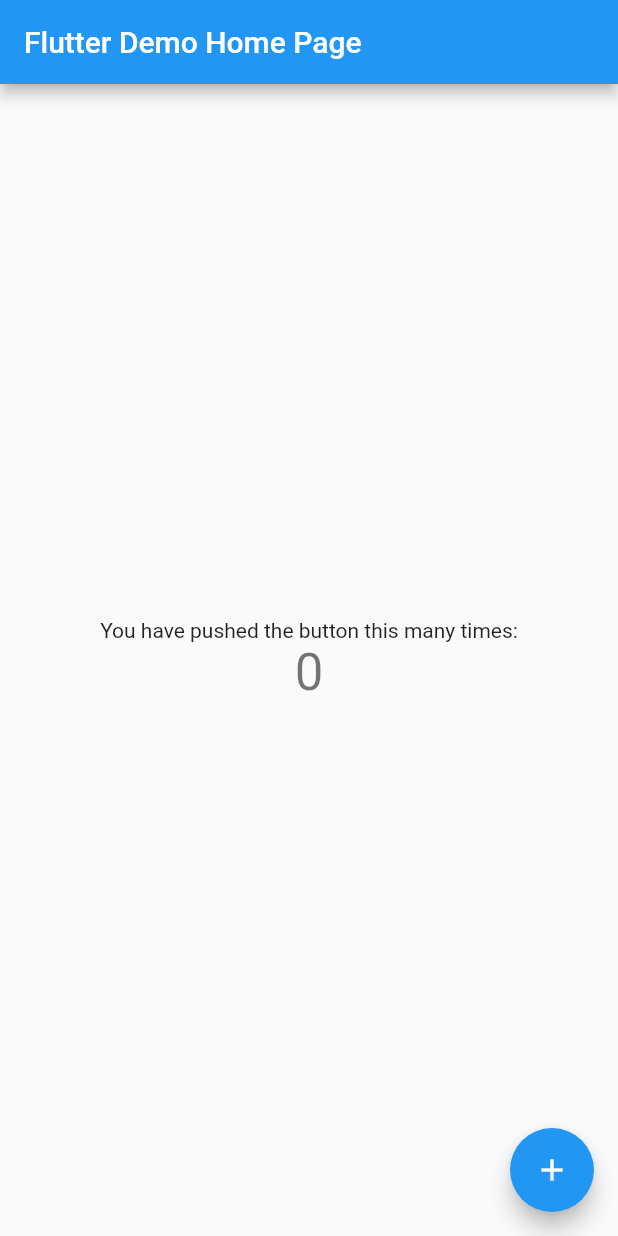
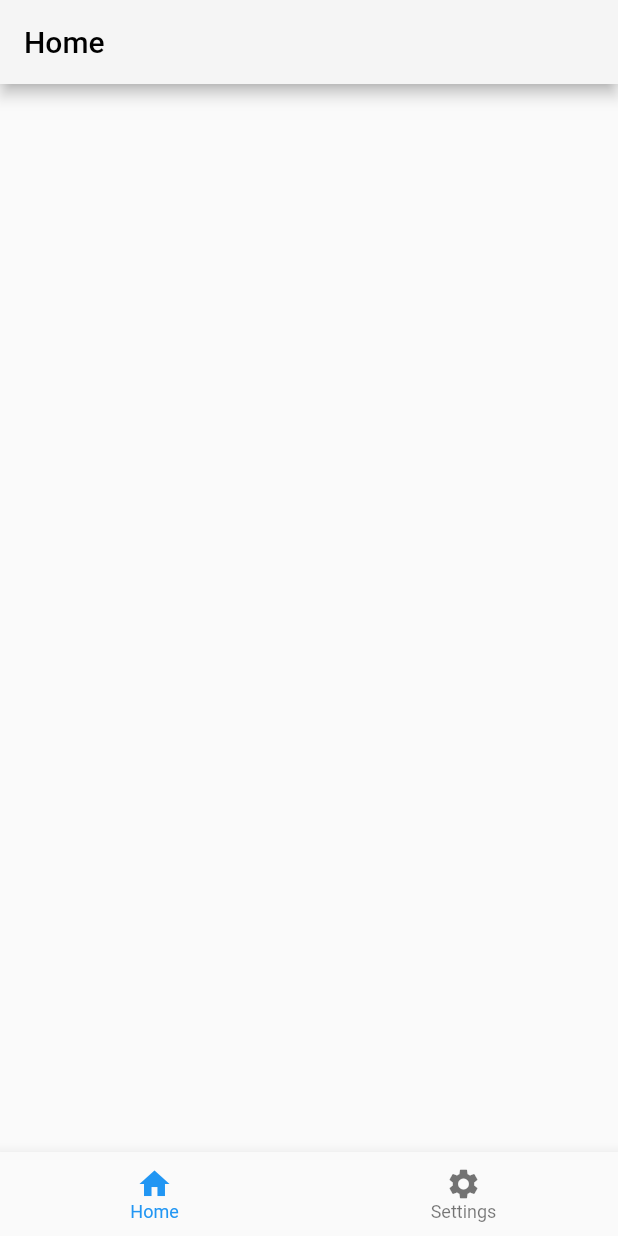
Before and after one commit to kylerwsm/whatsup, a Flutter app: the screen it shows after launch, on a phone screen of 412 x 824 dp. Run offline on Flutter 3.47's test engine with Material 2 defaults, Android fonts, the phone set to English and light mode, and no system bars.

Commit message:
added bottom navigation bar

```diff
--- /dev/null
+++ b/lib/constants.dart
@@ -0,0 +1,3 @@
+class AppConstants {
+  static final appName = 'Whatsup';
+}
--- a/lib/main.dart
+++ b/lib/main.dart
@@ -1,111 +1,79 @@
 import 'package:flutter/material.dart';
+import 'package:flutter_whatsapp/constants.dart';
 
 void main() => runApp(MyApp());
 
 class MyApp extends StatelessWidget {
-  // This widget is the root of your application.
   @override
   Widget build(BuildContext context) {
     return MaterialApp(
-      title: 'Flutter Demo',
+      debugShowCheckedModeBanner: false,
+      title: AppConstants.appName,
       theme: ThemeData(
-        // This is the theme of your application.
-        //
-        // Try running your application with "flutter run". You'll see the
-        // application has a blue toolbar. Then, without quitting the app, try
-        // changing the primarySwatch below to Colors.green and then invoke
-        // "hot reload" (press "r" in the console where you ran "flutter run",
-        // or simply save your changes to "hot reload" in a Flutter IDE).
-        // Notice that the counter didn't reset back to zero; the application
-        // is not restarted.
-        primarySwatch: Colors.blue,
+        appBarTheme: AppBarTheme(
+          color: Colors.grey[100],
+          brightness: Brightness.light,
+          iconTheme: IconThemeData(color: Colors.black),
+        ),
+        primaryTextTheme: TextTheme(
+          title: TextStyle(color: Colors.black),
+        ),
       ),
-      home: MyHomePage(title: 'Flutter Demo Home Page'),
+      home: BottomNavigatorView(),
     );
   }
 }
 
-class MyHomePage extends StatefulWidget {
-  MyHomePage({Key key, this.title}) : super(key: key);
-
-  // This widget is the home page of your application. It is stateful, meaning
-  // that it has a State object (defined below) that contains fields that affect
-  // how it looks.
-
-  // This class is the configuration for the state. It holds the values (in this
-  // case the title) provided by the parent (in this case the App widget) and
-  // used by the build method of the State. Fields in a Widget subclass are
-  // always marked "final".
-
-  final String title;
-
+class BottomNavigatorView extends StatefulWidget {
   @override
-  _MyHomePageState createState() => _MyHomePageState();
+  _BottomNavigatorViewState createState() => _BottomNavigatorViewState();
 }
 
-class _MyHomePageState extends State<MyHomePage> {
-  int _counter = 0;
+class _BottomNavigatorViewState extends State<BottomNavigatorView> {
+  /// Indicates the current indexed navigation bar item.
+  int currentIndex = 0;
 
-  void _incrementCounter() {
-    setState(() {
-      // This call to setState tells the Flutter framework that something has
-      // changed in this State, which causes it to rerun the build method below
-      // so that the display can reflect the updated values. If we changed
-      // _counter without calling setState(), then the build method would not be
-      // called again, and so nothing would appear to happen.
-      _counter++;
-    });
-  }
+  /// The pages that is represented by each index.
+  final pages = [Scaffold(), Scaffold()];
+
+  /// The [AppBar] titles represented by each index.
+  final pageTitles = ['Home', 'Settings'];
 
   @override
   Widget build(BuildContext context) {
-    // This method is rerun every time setState is called, for instance as done
-    // by the _incrementCounter method above.
-    //
-    // The Flutter framework has been optimized to make rerunning build methods
-    // fast, so that you can just rebuild anything that needs updating rather
-    // than having to individually change instances of widgets.
     return Scaffold(
       appBar: AppBar(
-        // Here we take the value from the MyHomePage object that was created by
-        // the App.build method, and use it to set our appbar title.
-        title: Text(widget.title),
+        title: Text(pageTitles[currentIndex]),
       ),
-      body: Center(
-        // Center is a layout widget. It takes a single child and positions it
-        // in the middle of the parent.
-        child: Column(
-          // Column is also a layout widget. It takes a list of children and
-          // arranges them vertically. By default, it sizes itself to fit its
-          // children horizontally, and tries to be as tall as its parent.
-          //
-          // Invoke "debug painting" (press "p" in the console, choose the
-          // "Toggle Debug Paint" action from the Flutter Inspector in Android
-          // Studio, or the "Toggle Debug Paint" command in Visual Studio Code)
-          // to see the wireframe for each widget.
-          //
-          // Column has various properties to control how it sizes itself and
-          // how it positions its children. Here we use mainAxisAlignment to
-          // center the children vertically; the main axis here is the vertical
-          // axis because Columns are vertical (the cross axis would be
-          // horizontal).
-          mainAxisAlignment: MainAxisAlignment.center,
-          children: <Widget>[
-            Text(
-              'You have pushed the button this many times:',
-            ),
-            Text(
-              '$_counter',
-              style: Theme.of(context).textTheme.display1,
-            ),
-          ],
-        ),
+      bottomNavigationBar: BottomNavigationBar(
+        // For styling purposes, you can have different selected
+        // and unselected font sizes to emphasize the selected option.
+        unselectedFontSize: 12.0,
+        selectedFontSize: 12.0,
+        // The current active index is represented by our
+        // [currentIndex] variable.
+        currentIndex: currentIndex,
+        onTap: (int newIndex) {
+          /// When an icon in the [BottomNavigationBar] is tapped,
+          /// we want to change the current view to the new view
+          /// representented by the recently tapped
+          /// [BottomNavigationBarItem].
+          setState(() {
+            currentIndex = newIndex;
+          });
+        },
+        items: <BottomNavigationBarItem>[
+          BottomNavigationBarItem(
+            title: Text('Home'),
+            icon: Icon(Icons.home),
+          ),
+          BottomNavigationBarItem(
+            title: Text('Settings'),
+            icon: Icon(Icons.settings),
+          ),
+        ],
       ),
-      floatingActionButton: FloatingActionButton(
-        onPressed: _incrementCounter,
-        tooltip: 'Increment',
-        child: Icon(Icons.add),
-      ), // This trailing comma makes auto-formatting nicer for build methods.
+      body: Container(),
     );
   }
 }
```
Also changed, not shown: pubspec.yaml (+0 -55 lines), pubspec.lock.
